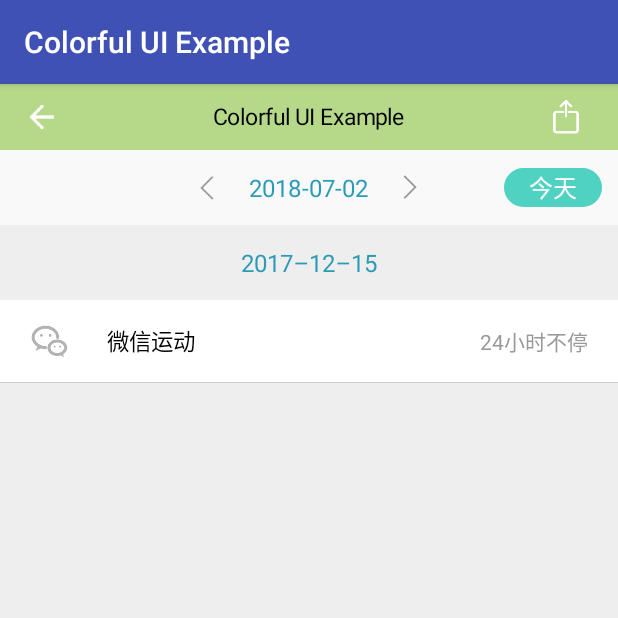
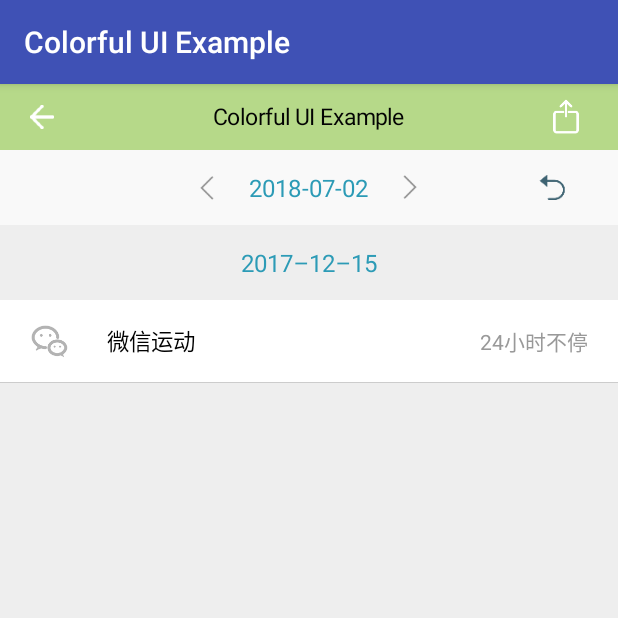
Before and after one commit to jxr202/colorful-ui, an Android app: the screen it shows after launch (MainActivity), on a phone screen of 412 x 824 dp, the top half of it. Run offline under Robolectric (Android 15) with nearby library versions, the phone set to English and light mode, and no system bars.

Commit message:
【Jiang】：时间选择项的今日文字变成了按钮

```diff
--- a/colorful-ui-example/src/main/res/layout/activity_main.xml
+++ b/colorful-ui-example/src/main/res/layout/activity_main.xml
@@ -32,10 +32,7 @@
         jxr202:mTitleViewText="@string/date_title"
         jxr202:mTitleViewTextColor="#2C9BB6"
         jxr202:mTitleViewTextSize="16dp"
-        jxr202:mTodayText="@string/date_today"
-        jxr202:mTodayTextBackground="#50D2C2"
-        jxr202:mTodayTextColor="#ffffff"
-        jxr202:mTodayTextSize="16dp" />
+        jxr202:mTodayViewSrc="@mipmap/date_today" />
 
     <TextView
         android:id="@+id/tv_date"
--- a/colorful-ui/src/main/java/com/jxr202/colorful_ui/DateSelectView.java
+++ b/colorful-ui/src/main/java/com/jxr202/colorful_ui/DateSelectView.java
@@ -28,7 +28,7 @@ public class DateSelectView extends RelativeLayout {
     private ImageView mDateLeft;
     private ImageView mDateRight;
     private TextView mDateTitle;
-    private TextView mDateToday;
+    private ImageView mDateToday;
 
     private int mDateTitleId;
     private Context mContext;
@@ -63,30 +63,19 @@ public class DateSelectView extends RelativeLayout {
         mDateLeft = new ImageView(context);
         mDateRight = new ImageView(context);
         mDateTitle = new TextView(context);
-        mDateToday = new TextView(context);
+        mDateToday = new ImageView(context);
 
         TypedArray array = context.obtainStyledAttributes(attrs, R.styleable.DateSelectView, defStyleAttr, 0);
 
         mDateLeft.setImageDrawable(array.getDrawable(R.styleable.DateSelectView_mLeftViewSrc));
         mDateRight.setImageDrawable(array.getDrawable(R.styleable.DateSelectView_mRightViewSrc));
+        mDateToday.setImageDrawable(array.getDrawable(R.styleable.DateSelectView_mTodayViewSrc));
 
         mDateTitleId = array.getResourceId(R.styleable.DateSelectView_mTitleViewId, R.id.date_title);
         mDateTitle.setId(mDateTitleId);
         mDateTitle.setText(array.getString(R.styleable.DateSelectView_mTitleViewText));
         mDateTitle.setTextSize(px2dip(array.getDimension(R.styleable.DateSelectView_mTitleViewTextSize, 16)));
         mDateTitle.setTextColor(array.getColor(R.styleable.DateSelectView_mTitleViewTextColor, 0xff2C9BB6));
-
-        mDateToday.setGravity(Gravity.CENTER);
-        mDateToday.setText(array.getString(R.styleable.DateSelectView_mTodayText));
-        mDateToday.setTextSize(px2dip(array.getDimension(R.styleable.DateSelectView_mTodayTextSize, 16)));
-        mDateToday.setTextColor(array.getColor(R.styleable.DateSelectView_mTodayTextColor, 0xffffffff));
-
-        int backgroundColor = array.getColor(R.styleable.DateSelectView_mTodayTextBackground, 0xff3e6373);
-        GradientDrawable drawable = new GradientDrawable();//创建drawable
-        drawable.setColor(backgroundColor);
-        drawable.setCornerRadius(dp2px(25));
-        drawable.setStroke(dp2px(1), backgroundColor);
-        mDateToday.setBackground(drawable);
 
         array.recycle();
 
--- a/colorful-ui/src/main/res/values/attrs.xml
+++ b/colorful-ui/src/main/res/values/attrs.xml
@@ -67,11 +67,9 @@
             <enum name="visible" value="0" />
         </attr>
 
-        <attr name="mTodayText" format="color|reference"/>
-        <attr name="mTodayTextSize" format="dimension"/>
-        <attr name="mTodayTextColor" format="color"/>
-        <attr name="mTodayTextBackground" format="color|reference"/>
-        <attr name="mTodayTextVisibility">
+        <attr name="mTodayViewId" format="reference|integer"/>
+        <attr name="mTodayViewSrc" format="color|reference"/>
+        <attr name="mTodayViewVisibility">
             <enum name="gone" value="8" />
             <enum name="invisible" value="4" />
             <enum name="visible" value="0" />
```
Also changed, not shown: colorful-ui/src/main/res/mipmap-xxhdpi/date_today.png (added).
